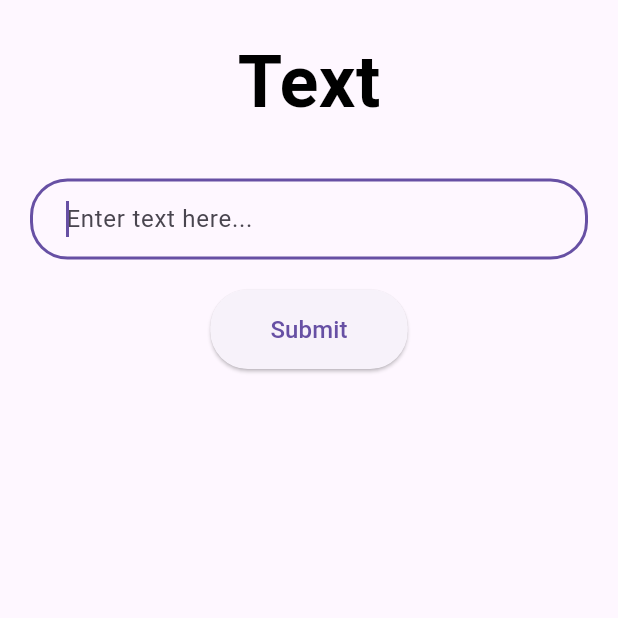
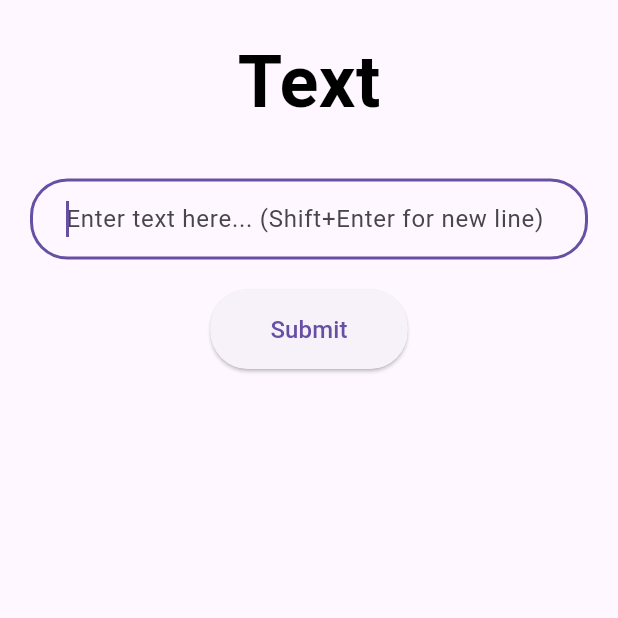
Before and after one commit to luluwen2000/flutter-text, a Flutter app: the screen it shows after launch, after a tap on "Submit", on a phone screen of 412 x 824 dp, the top half of it. Run offline on Flutter 3.47's test engine with Material 3 defaults, Android fonts, the phone set to English and light mode, and no system bars.

Commit message:
shift + enter for new line

```diff
--- a/lib/main.dart
+++ b/lib/main.dart
@@ -48,19 +48,22 @@ class _MyHomePageState extends State<MyHomePage> {
   // Function to handle button press (currently just prints the text)
   void _submitText() {
     if (_textController.text.trim().isEmpty) {
-      _textFocusNode.requestFocus();  // Add this line to maintain focus even when empty
+      _textFocusNode.requestFocus();
       return;
     }
 
     setState(() {
       _entries.insert(0, TextEntry(
-        text: _textController.text,
+        text: _textController.text.trimRight(),
         timestamp: DateTime.now(),
       ));
     });
 
-    _textController.clear();
+    // Completely reset the TextField state
+    WidgetsBinding.instance.addPostFrameCallback((_) {
+      _textController.value = TextEditingValue.empty;
       _textFocusNode.requestFocus();
+    });
   }
 
   // Update selection helpers to work with TextEntry objects
@@ -133,31 +136,59 @@ class _MyHomePageState extends State<MyHomePage> {
               ),
               // Add some space between the title and the text field
               const SizedBox(height: 30.0),
-              // The rounded text field
-              TextField(
-                controller: _textController, // Assign the controller
-                focusNode: _textFocusNode, // Add this line
-                // Add onSubmitted handler
-                onSubmitted: (_) => _submitText(),
+              RawKeyboardListener(
+                focusNode: FocusNode(),
+                onKey: (RawKeyEvent event) {
+                  if (event is RawKeyDownEvent) {
+                    if (event.logicalKey == LogicalKeyboardKey.enter) {
+                      if (event.isShiftPressed) {
+                        // Manually insert newline at current cursor position
+                        final currentText = _textController.text;
+                        final selection = _textController.selection;
+                        final newText = currentText.replaceRange(
+                          selection.start,
+                          selection.end,
+                          '\n',
+                        );
+                        _textController.value = TextEditingValue(
+                          text: newText,
+                          selection: TextSelection.collapsed(
+                            offset: selection.start + 1,
+                          ),
+                        );
+                      } else {
+                        // Prevent default enter behavior and submit
+                        _submitText();
+                      }
+                      // Prevent the default enter behavior
+                      return;
+                    }
+                  }
+                },
+                child: TextField(
+                  controller: _textController,
+                  focusNode: _textFocusNode,
+                  maxLines: null,
+                  keyboardType: TextInputType.multiline,
+                  // Prevent the default enter behavior
+                  onEditingComplete: () {},
                   decoration: InputDecoration(
-                  hintText: 'Enter text here...', // Placeholder text
-                  // Style the border to be rounded
+                    hintText: 'Enter text here... (Shift+Enter for new line)',
                     border: OutlineInputBorder(
-                    borderRadius: BorderRadius.circular(25.0), // Adjust radius for roundness
+                      borderRadius: BorderRadius.circular(25.0),
                       borderSide: const BorderSide(
-                      color: Colors.grey, // Border color
+                        color: Colors.grey,
                       ),
                     ),
-                  // Style the border when the field is focused
                     focusedBorder: OutlineInputBorder(
                       borderRadius: BorderRadius.circular(25.0),
                       borderSide: BorderSide(
-                      color: Theme.of(context).primaryColor, // Use theme color when focused
+                        color: Theme.of(context).primaryColor,
                         width: 2.0,
                       ),
                     ),
-                  // Add some padding inside the text field
                     contentPadding: const EdgeInsets.symmetric(vertical: 15.0, horizontal: 20.0),
+                  ),
                 ),
               ),
               // Add some space between the text field and the button
```
Lines whose indentation alone changed are shown as unchanged.
